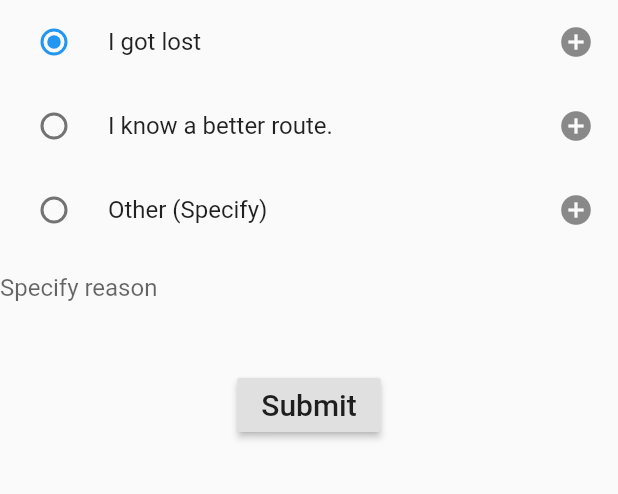
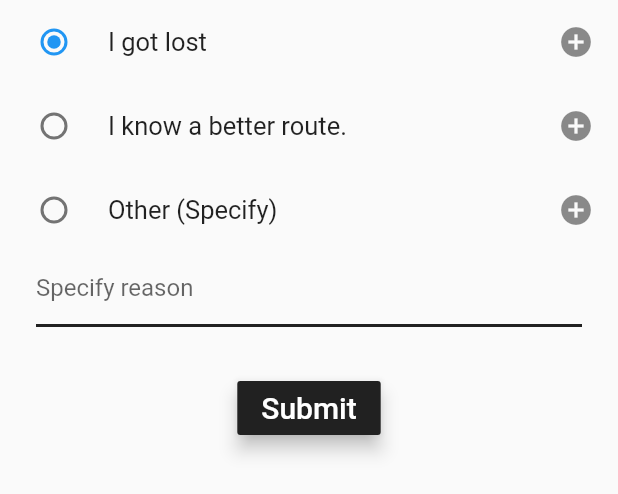
Before and after one commit to nwoproject/Courier-Driver-Tracker, a Flutter app: the Feedback widget shown alone on an empty page, opened directly, on a phone screen of 412 x 824 dp. Shown: the top 494 px of the screen. Run offline on Flutter 3.47's test engine with Material 2 defaults, Android fonts, the phone set to English and light mode, and no system bars; our stand-ins replace flutter_dotenv, flutter_local_notifications, flutter_secure_storage, fluttertoast, font_awesome_flutter, geolocator and 5 more; missing offline and left inert: flutter_polyline_points; accounts and stored records are empty; generated files the repository leaves out were written again; Roboto replaces fonts that are missing (OpenSans-Regular).

Commit message:
Screen update
Going off route abnormality feedback UI update

```diff
--- a/courier_driver_tracker/lib/screens/offRoute.dart
+++ b/courier_driver_tracker/lib/screens/offRoute.dart
@@ -2,12 +2,9 @@
 import 'package:fluttertoast/fluttertoast.dart';
 import 'package:http/http.dart' as http;
 import 'package:flutter_dotenv/flutter_dotenv.dart';
-import 'dart:async';
 import 'package:flutter_secure_storage/flutter_secure_storage.dart';
 import 'package:geolocator/geolocator.dart';
 import 'package:courier_driver_tracker/services/location/geolocator_service.dart';
-import 'package:courier_driver_tracker/screens/home.dart';
-
 
 class UserFeedbackOffRoute extends StatelessWidget {
   static const String _title = 'Abnormality Feedback';
@@ -17,7 +14,10 @@
     return MaterialApp(
       title: _title,
       home: Scaffold(
-        appBar: AppBar(title: const Text(_title)),
+        appBar: AppBar(
+          title: const Text(_title),
+          backgroundColor: Colors.grey[900],
+        ),
         body: Center(
           child: Feedback(),
         ),
@@ -45,7 +45,6 @@
   GeolocatorService geolocatorService = new GeolocatorService();
   Position position;
 
-
   void initState() {
     super.initState();
     _controller = TextEditingController();
@@ -62,7 +61,6 @@
 //    Navigator.of(context).pop();
 //  }
 
-
   void checkForEmptyText() {
     other = textController.text;
 
@@ -73,10 +71,8 @@
           gravity: ToastGravity.CENTER,
           timeInSecForIos: 1,
           backgroundColor: Colors.red,
-          textColor: Colors.white
-      );
-    }
-    else{
+          textColor: Colors.white);
+    } else {
       textController.clear();
       report();
     }
@@ -92,12 +88,10 @@
         gravity: ToastGravity.CENTER,
         timeInSecForIos: 1,
         backgroundColor: Colors.blue,
-        textColor: Colors.white
-    );
+        textColor: Colors.white);
   }
 
-
-  void report() async{
+  void report() async {
     position = await geolocatorService.getPosition();
     var token = await storage.read(key: 'token');
     var driverID = await storage.read(key: 'id');
@@ -108,23 +102,22 @@
 
     String resp = "";
 
-    if (_character == Abnormality.gotLost)
-    {
+    if (_character == Abnormality.gotLost) {
       resp = "I got lost.";
     }
     if (_character == Abnormality.know) {
       resp = "I know a better route.";
     }
-    if (_character == Abnormality.other)
-    {
+    if (_character == Abnormality.other) {
       resp = other;
     }
 
-    String bearerToken = String.fromEnvironment('BEARER_TOKEN', defaultValue: DotEnv().env['BEARER_TOKEN']);
+    String bearerToken = String.fromEnvironment('BEARER_TOKEN',
+        defaultValue: DotEnv().env['BEARER_TOKEN']);
 
-    print (lat);
-    print (long);
-    print (time);
+    print(lat);
+    print(long);
+    print(time);
     Map data = {
       "code": "103",
       "token": token,
@@ -136,7 +129,7 @@
 
     Map<String, String> requestHeaders = {
       'Accept': 'application/json',
-      'Authorization':'Bearer $bearerToken'
+      'Authorization': 'Bearer $bearerToken'
     };
 
     var response = await http.post(
@@ -144,10 +137,9 @@
         headers: requestHeaders,
         body: data);
 
-    String respCode ="";
+    String respCode = "";
 
-    switch(response.statusCode)
-    {
+    switch (response.statusCode) {
       case 201:
         respCode = "Abnormality was successfully logged";
         responseCheck(respCode);
@@ -167,13 +159,17 @@
     }
   }
 
-
   Widget build(BuildContext context) {
     return Column(
       children: <Widget>[
         RadioListTile(
-          title: const Text('I got lost'),
-
+          title: const Text(
+            'I got lost',
+            style: TextStyle(
+              fontSize: 17,
+              fontFamily: 'OpenSans-Regular',
+            ),
+          ),
           value: Abnormality.gotLost,
           groupValue: _character,
           onChanged: (Abnormality value) {
@@ -185,8 +181,13 @@
           secondary: new Icon(Icons.add_circle),
         ),
         RadioListTile(
-          title: const Text('I know a better route.'),
-
+          title: const Text(
+            'I know a better route.',
+            style: TextStyle(
+              fontSize: 17,
+              fontFamily: 'OpenSans-Regular',
+            ),
+          ),
           value: Abnormality.know,
           groupValue: _character,
           onChanged: (Abnormality value) {
@@ -198,7 +199,13 @@
           secondary: new Icon(Icons.add_circle),
         ),
         RadioListTile(
-          title: const Text('Other (Specify)'),
+          title: const Text(
+            'Other (Specify)',
+            style: TextStyle(
+              fontSize: 17,
+              fontFamily: 'OpenSans-Regular',
+            ),
+          ),
           value: Abnormality.other,
           groupValue: _character,
           onChanged: (Abnormality value) {
@@ -209,21 +216,28 @@
           },
           secondary: new Icon(Icons.add_circle),
         ),
-
-        TextField(
-          controller: textController,
-          decoration: InputDecoration(
-              border: InputBorder.none,
-              hintText: 'Specify reason'
+        Padding(
+          padding: const EdgeInsets.only(left: 24.0, right: 24.0),
+          child: Container(
+            decoration: new BoxDecoration(
+                border: Border(
+                    bottom: BorderSide(color: Colors.grey[900], width: 2))),
+            child: TextField(
+              controller: textController,
+              decoration: InputDecoration(
+                  border: InputBorder.none, hintText: 'Specify reason'),
+            ),
           ),
         ),
-
         const SizedBox(height: 30),
         RaisedButton(
-          onPressed: (){
+          elevation: 5.0,
+          color: Colors.grey[900],
+          onPressed: () {
             checkForEmptyText();
           },
-          child: const Text('Submit', style: TextStyle(fontSize: 20)),
+          child: const Text('Submit',
+              style: TextStyle(fontSize: 20, color: Colors.white)),
         ),
       ],
     );
```
